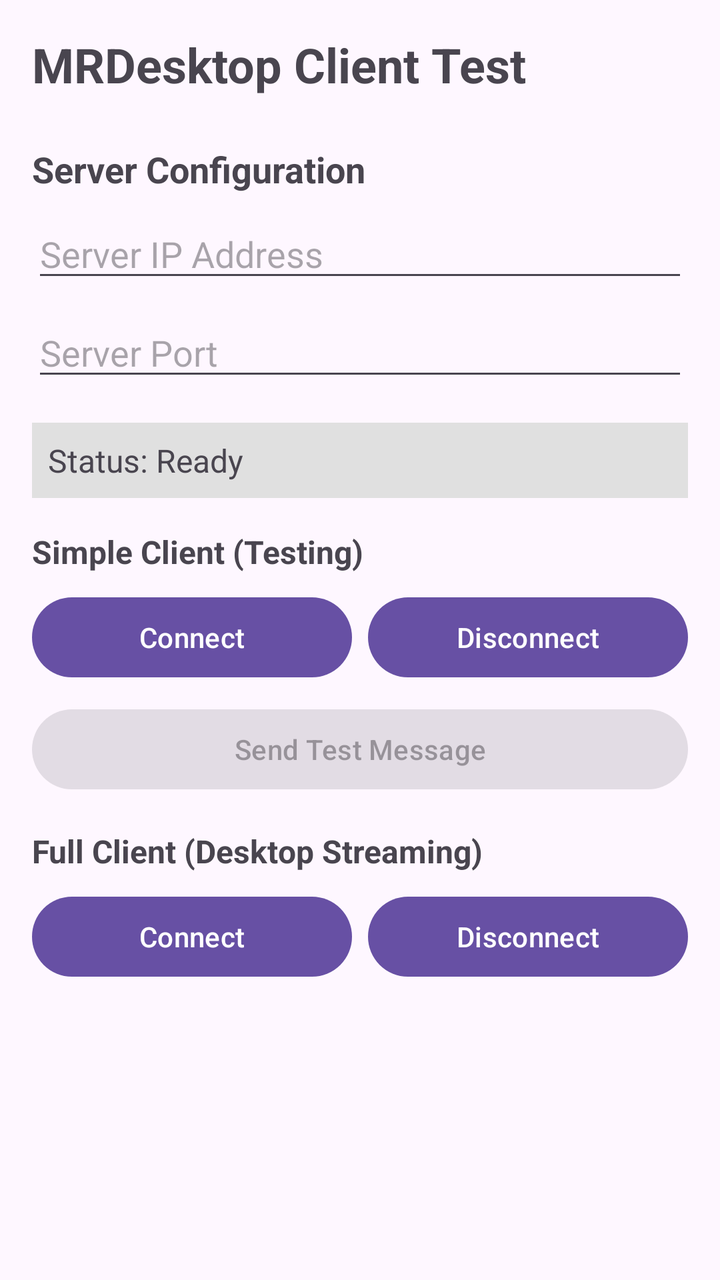
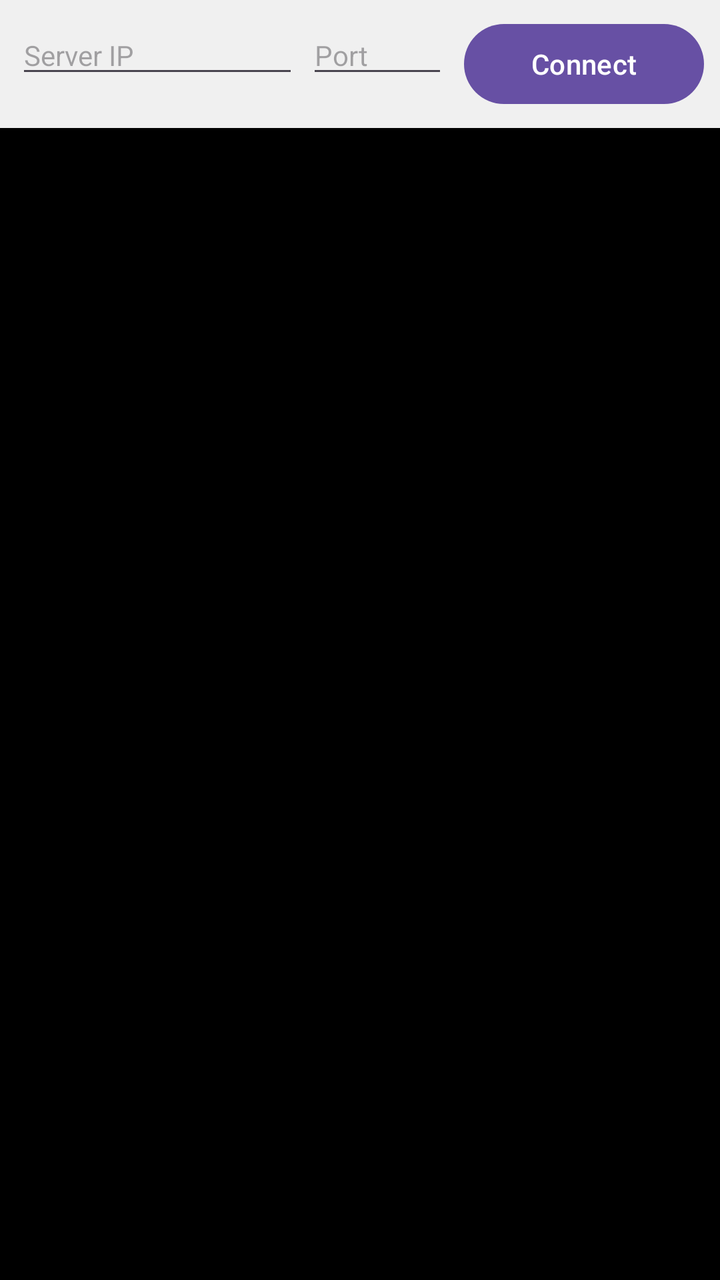

An Android layout rendered at two revisions. The XML below is the earlier revision; the diff shows what the commit changed to produce the second picture.
<!-- AndroidManifest.xml: activity theme Theme.MRDesktop -->
<!-- res/layout/activity_main.xml -->
<?xml version="1.0" encoding="utf-8"?>
<LinearLayout xmlns:android="http://schemas.android.com/apk/res/android"
    android:layout_width="match_parent"
    android:layout_height="match_parent"
    android:orientation="vertical"
    android:padding="16dp">

    <TextView
        android:layout_width="wrap_content"
        android:layout_height="wrap_content"
        android:text="MRDesktop Client Test"
        android:textSize="24sp"
        android:textStyle="bold"
        android:layout_marginBottom="24dp" />

    <TextView
        android:layout_width="wrap_content"
        android:layout_height="wrap_content"
        android:text="Server Configuration"
        android:textSize="18sp"
        android:textStyle="bold"
        android:layout_marginBottom="8dp" />

    <EditText
        android:id="@+id/editServerIP"
        android:layout_width="match_parent"
        android:layout_height="wrap_content"
        android:hint="Server IP Address"
        android:inputType="textNoSuggestions"
        android:layout_marginBottom="8dp" />

    <EditText
        android:id="@+id/editServerPort"
        android:layout_width="match_parent"
        android:layout_height="wrap_content"
        android:hint="Server Port"
        android:inputType="number"
        android:layout_marginBottom="16dp" />

    <TextView
        android:id="@+id/textStatus"
        android:layout_width="match_parent"
        android:layout_height="wrap_content"
        android:text="Status: Ready"
        android:textSize="16sp"
        android:padding="8dp"
        android:background="#E0E0E0"
        android:layout_marginBottom="16dp" />

    <TextView
        android:layout_width="wrap_content"
        android:layout_height="wrap_content"
        android:text="Simple Client (Testing)"
        android:textSize="16sp"
        android:textStyle="bold"
        android:layout_marginBottom="8dp" />

    <LinearLayout
        android:layout_width="match_parent"
        android:layout_height="wrap_content"
        android:orientation="horizontal"
        android:layout_marginBottom="8dp">

        <Button
            android:id="@+id/btnSimpleConnect"
            android:layout_width="0dp"
            android:layout_height="wrap_content"
            android:layout_weight="1"
            android:text="Connect"
            android:layout_marginEnd="4dp" />

        <Button
            android:id="@+id/btnSimpleDisconnect"
            android:layout_width="0dp"
            android:layout_height="wrap_content"
            android:layout_weight="1"
            android:text="Disconnect"
            android:layout_marginStart="4dp" />

    </LinearLayout>

    <Button
        android:id="@+id/btnSendTest"
        android:layout_width="match_parent"
        android:layout_height="wrap_content"
        android:text="Send Test Message"
        android:enabled="false"
        android:layout_marginBottom="16dp" />

    <TextView
        android:layout_width="wrap_content"
        android:layout_height="wrap_content"
        android:text="Full Client (Desktop Streaming)"
        android:textSize="16sp"
        android:textStyle="bold"
        android:layout_marginBottom="8dp" />

    <LinearLayout
        android:layout_width="match_parent"
        android:layout_height="wrap_content"
        android:orientation="horizontal">

        <Button
            android:id="@+id/btnFullConnect"
            android:layout_width="0dp"
            android:layout_height="wrap_content"
            android:layout_weight="1"
            android:text="Connect"
            android:layout_marginEnd="4dp" />

        <Button
            android:id="@+id/btnFullDisconnect"
            android:layout_width="0dp"
            android:layout_height="wrap_content"
            android:layout_weight="1"
            android:text="Disconnect"
            android:layout_marginStart="4dp" />

    </LinearLayout>

    <ImageView
        android:id="@+id/imageFrame"
        android:layout_width="match_parent"
        android:layout_height="0dp"
        android:layout_weight="1"
        android:scaleType="fitCenter"
        android:contentDescription="Remote frame" />

</LinearLayout>
<!-- resources referenced by this layout -->
<resources>
  <style name="Theme.MRDesktop" parent="Base.Theme.MRDesktop" />
  <style name="Base.Theme.MRDesktop" parent="Theme.Material3.DayNight">
          
          
      </style>
</resources>

<!-- the commit's change to res/layout/activity_main.xml (unified diff, before → after) -->
@@ -2,128 +2,63 @@
 <LinearLayout xmlns:android="http://schemas.android.com/apk/res/android"
     android:layout_width="match_parent"
     android:layout_height="match_parent"
-    android:orientation="vertical"
-    android:padding="16dp">
+    android:orientation="vertical">
 
-    <TextView
-        android:layout_width="wrap_content"
-        android:layout_height="wrap_content"
-        android:text="MRDesktop Client Test"
-        android:textSize="24sp"
-        android:textStyle="bold"
-        android:layout_marginBottom="24dp" />
-
-    <TextView
-        android:layout_width="wrap_content"
-        android:layout_height="wrap_content"
-        android:text="Server Configuration"
-        android:textSize="18sp"
-        android:textStyle="bold"
-        android:layout_marginBottom="8dp" />
-
-    <EditText
-        android:id="@+id/editServerIP"
-        android:layout_width="match_parent"
-        android:layout_height="wrap_content"
-        android:hint="Server IP Address"
-        android:inputType="textNoSuggestions"
-        android:layout_marginBottom="8dp" />
-
-    <EditText
-        android:id="@+id/editServerPort"
-        android:layout_width="match_parent"
-        android:layout_height="wrap_content"
-        android:hint="Server Port"
-        android:inputType="number"
-        android:layout_marginBottom="16dp" />
-
-    <TextView
-        android:id="@+id/textStatus"
-        android:layout_width="match_parent"
-        android:layout_height="wrap_content"
-        android:text="Status: Ready"
-        android:textSize="16sp"
-        android:padding="8dp"
-        android:background="#E0E0E0"
-        android:layout_marginBottom="16dp" />
-
-    <TextView
-        android:layout_width="wrap_content"
-        android:layout_height="wrap_content"
-        android:text="Simple Client (Testing)"
-        android:textSize="16sp"
-        android:textStyle="bold"
-        android:layout_marginBottom="8dp" />
-
+    
     <LinearLayout
+        android:id="@+id/connectionPanel"
         android:layout_width="match_parent"
         android:layout_height="wrap_content"
         android:orientation="horizontal"
-        android:layout_marginBottom="8dp">
+        android:padding="8dp"
+        android:background="#F0F0F0">
 
-        <Button
-            android:id="@+id/btnSimpleConnect"
+        <LinearLayout
+            android:id="@+id/serverConfigPanel"
             android:layout_width="0dp"
             android:layout_height="wrap_content"
             android:layout_weight="1"
-            android:text="Connect"
-            android:layout_marginEnd="4dp" />
+            android:orientation="horizontal">
+
+            <EditText
+                android:id="@+id/editServerIP"
+                android:layout_width="0dp"
+                android:layout_height="wrap_content"
+                android:layout_weight="2"
+                android:hint="Server IP"
+                android:inputType="textNoSuggestions"
+                android:textSize="14sp"
+                android:layout_marginEnd="4dp" />
+
+            <EditText
+                android:id="@+id/editServerPort"
+                android:layout_width="0dp"
+                android:layout_height="wrap_content"
+                android:layout_weight="1"
+                android:hint="Port"
+                android:inputType="number"
+                android:textSize="14sp"
+                android:layout_marginEnd="8dp" />
+
+        </LinearLayout>
 
         <Button
-            android:id="@+id/btnSimpleDisconnect"
-            android:layout_width="0dp"
+            android:id="@+id/btnConnection"
+            android:layout_width="120dp"
             android:layout_height="wrap_content"
-            android:layout_weight="1"
-            android:text="Disconnect"
-            android:layout_marginStart="4dp" />
+            android:text="Connect"
+            android:textSize="14sp" />
 
     </LinearLayout>
 
-    <Button
-        android:id="@+id/btnSendTest"
-        android:layout_width="match_parent"
-        android:layout_height="wrap_content"
-        android:text="Send Test Message"
-        android:enabled="false"
-        android:layout_marginBottom="16dp" />
-
-    <TextView
-        android:layout_width="wrap_content"
-        android:layout_height="wrap_content"
-        android:text="Full Client (Desktop Streaming)"
-        android:textSize="16sp"
-        android:textStyle="bold"
-        android:layout_marginBottom="8dp" />
-
-    <LinearLayout
-        android:layout_width="match_parent"
-        android:layout_height="wrap_content"
-        android:orientation="horizontal">
-
-        <Button
-            android:id="@+id/btnFullConnect"
-            android:layout_width="0dp"
-            android:layout_height="wrap_content"
-            android:layout_weight="1"
-            android:text="Connect"
-            android:layout_marginEnd="4dp" />
-
-        <Button
-            android:id="@+id/btnFullDisconnect"
-            android:layout_width="0dp"
-            android:layout_height="wrap_content"
-            android:layout_weight="1"
-            android:text="Disconnect"
-            android:layout_marginStart="4dp" />
-
-    </LinearLayout>
-
+    
     <ImageView
         android:id="@+id/imageFrame"
         android:layout_width="match_parent"
         android:layout_height="0dp"
         android:layout_weight="1"
         android:scaleType="fitCenter"
-        android:contentDescription="Remote frame" />
+        android:background="#000000"
+        android:contentDescription="Remote desktop stream" />
 
 </LinearLayout>
